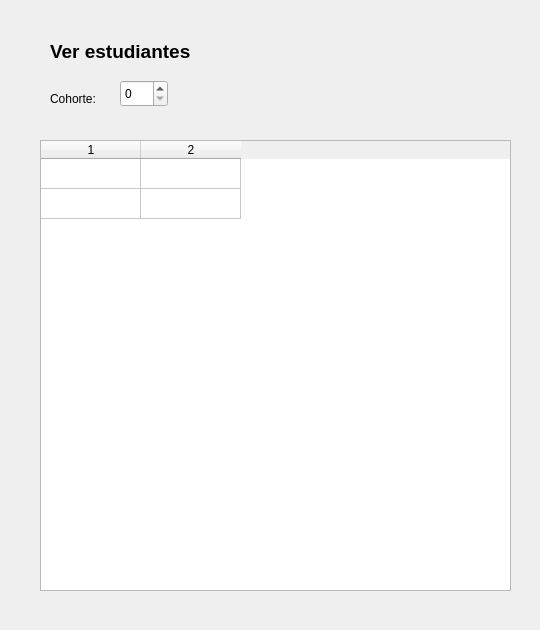
This is SGC/Vista/VerEstudiantes.ui in fernandosanchez1128/SGC as Qt 5 draws it before an edit. The edited form follows.
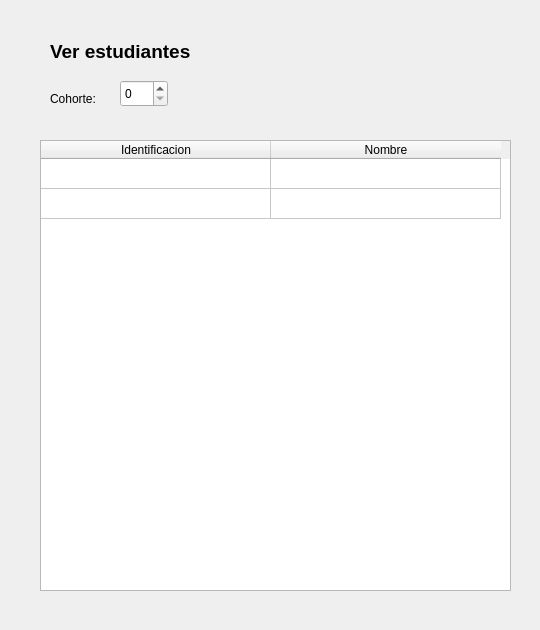
This is the edited form.

The edit to the form file:
```diff
--- a/SGC/Vista/VerEstudiantes.ui
+++ b/SGC/Vista/VerEstudiantes.ui
@@ -48,12 +48,18 @@
      <height>451</height>
     </rect>
    </property>
+   <property name="sortingEnabled">
+    <bool>false</bool>
+   </property>
    <property name="rowCount">
     <number>2</number>
    </property>
    <property name="columnCount">
     <number>2</number>
    </property>
+   <attribute name="horizontalHeaderDefaultSectionSize">
+    <number>230</number>
+   </attribute>
    <attribute name="verticalHeaderVisible">
     <bool>false</bool>
    </attribute>
@@ -62,8 +68,16 @@
    </attribute>
    <row/>
    <row/>
-   <column/>
-   <column/>
+   <column>
+    <property name="text">
+     <string>Identificacion</string>
+    </property>
+   </column>
+   <column>
+    <property name="text">
+     <string>Nombre</string>
+    </property>
+   </column>
   </widget>
   <widget class="QSpinBox" name="sbCohortes">
    <property name="geometry">
```
